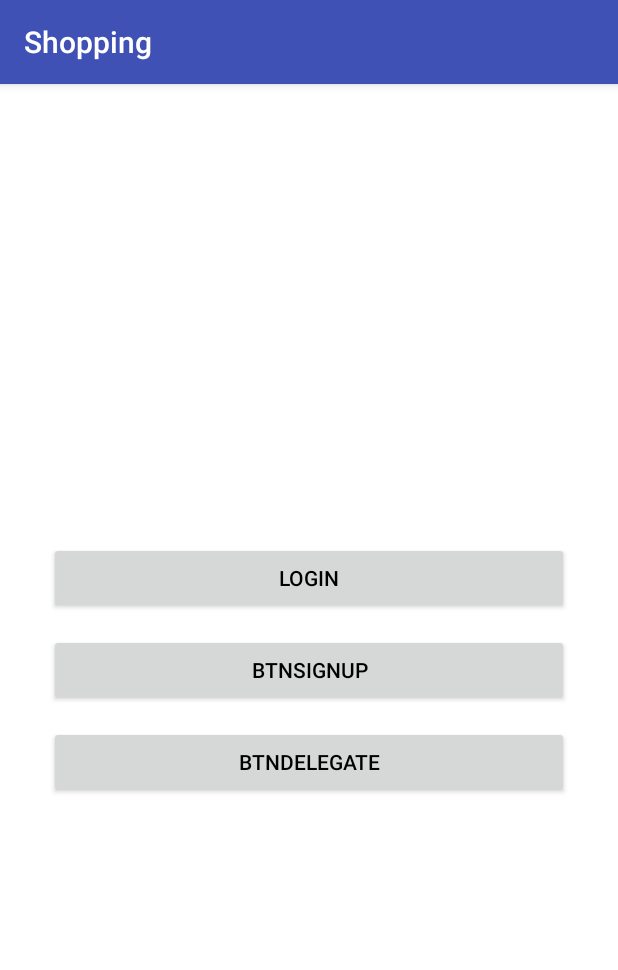
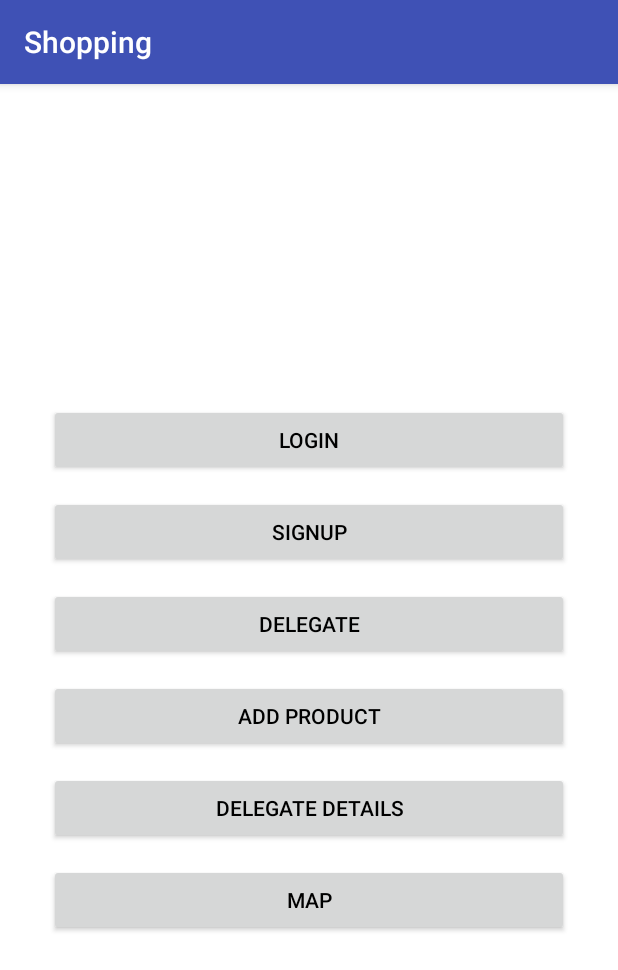
Before and after one commit to AndrewSamir/Shopping, an Android app: the screen it shows after launch (MainActivity), on a phone screen of 412 x 824 dp. Shown: the top 970 px of the screen. Run offline under Robolectric (Android 15) with nearby library versions, the light colour scheme and no system bars; our stand-ins replace ButterKnife, sdp/ssp sizes; libraries missing offline, so code that uses them is left out: com.mobsandgeeks.saripaar.

Commit message:
set all buttons in main activity

```diff
--- a/app/build.gradle
+++ b/app/build.gradle
@@ -20,6 +20,10 @@ android {
 }
 
 dependencies {
+
+    configurations {
+        all*.exclude group: 'com.android.support', module: 'support-v13'
+    }
     implementation fileTree(include: ['*.jar'], dir: 'libs')
 //    implementation 'com.android.support:support-media-compat:27.0.0'
     implementation 'com.android.support:support-v13:27.0.0'
--- a/app/src/main/AndroidManifest.xml
+++ b/app/src/main/AndroidManifest.xml
@@ -43,6 +43,10 @@
             android:label="@string/title_activity_register"
             android:theme="@style/AppTheme.NoActionBar" />
         <activity
+            android:name=".activities.LoginActivity"
+            android:label="@string/title_activity_register"
+            android:theme="@style/AppTheme.NoActionBar" />
+        <activity
             android:name=".activities.DelegateActivity"
             android:label="@string/title_activity_delegate"
             android:theme="@style/AppTheme.NoActionBar" />
--- a/app/src/main/java/com/solution/internet/shopping/activities/AddProductActivity.java
+++ b/app/src/main/java/com/solution/internet/shopping/activities/AddProductActivity.java
@@ -24,15 +24,15 @@ public class AddProductActivity extends AppCompatActivity implements HandleRetro
 
     //region views
 
-    @NotEmpty(messageResId = R.id.required)
+    @NotEmpty(messageResId = R.string.required)
     @BindView(R.id.tvAddProductTitle)
     EditText tvAddProductTitle;
 
-    @NotEmpty(messageResId = R.id.required)
+    @NotEmpty(messageResId = R.string.required)
     @BindView(R.id.tvAddProductPrice)
     EditText tvAddProductPrice;
 
-    @NotEmpty(messageResId = R.id.required)
+    @NotEmpty(messageResId = R.string.required)
     @BindView(R.id.tvAddProductContent)
     EditText tvAddProductContent;
 
--- a/app/src/main/java/com/solution/internet/shopping/activities/LoginActivity.java
+++ b/app/src/main/java/com/solution/internet/shopping/activities/LoginActivity.java
@@ -50,7 +50,7 @@ public class LoginActivity extends AppCompatActivity implements HandleRetrofitRe
     protected void onCreate(Bundle savedInstanceState)
     {
         super.onCreate(savedInstanceState);
-        setContentView(R.layout.activity_main);
+        setContentView(R.layout.activity_login);
 
         ButterKnife.bind(this);
         HandleCalls.getInstance(this).setonRespnseSucess(this);
--- a/app/src/main/res/layout/activity_main.xml
+++ b/app/src/main/res/layout/activity_main.xml
@@ -10,7 +10,7 @@
 
 
     <Button
-        android:id="@+id/btnLogin"
+        android:id="@+id/btnLoginMain"
         android:layout_width="match_parent"
         android:layout_height="wrap_content"
         android:layout_marginEnd="@dimen/_10sdp"
@@ -26,7 +26,7 @@
         android:layout_marginEnd="@dimen/_10sdp"
         android:layout_marginStart="@dimen/_10sdp"
         android:layout_marginTop="@dimen/_10sdp"
-        android:text="btnSignUp"
+        android:text="SignUp"
         android:textColor="@color/colorBlack" />
 
     <Button
@@ -36,7 +36,37 @@
         android:layout_marginEnd="@dimen/_10sdp"
         android:layout_marginStart="@dimen/_10sdp"
         android:layout_marginTop="@dimen/_10sdp"
-        android:text="btnDelegate"
+        android:text="Delegate"
+        android:textColor="@color/colorBlack" />
+
+    <Button
+        android:id="@+id/btnAddProduct"
+        android:layout_width="match_parent"
+        android:layout_height="wrap_content"
+        android:layout_marginEnd="@dimen/_10sdp"
+        android:layout_marginStart="@dimen/_10sdp"
+        android:layout_marginTop="@dimen/_10sdp"
+        android:text="add product"
+        android:textColor="@color/colorBlack" />
+
+    <Button
+        android:id="@+id/btnDelegateDetails"
+        android:layout_width="match_parent"
+        android:layout_height="wrap_content"
+        android:layout_marginEnd="@dimen/_10sdp"
+        android:layout_marginStart="@dimen/_10sdp"
+        android:layout_marginTop="@dimen/_10sdp"
+        android:text="Delegate Details"
+        android:textColor="@color/colorBlack" />
+
+    <Button
+        android:id="@+id/btnMap"
+        android:layout_width="match_parent"
+        android:layout_height="wrap_content"
+        android:layout_marginEnd="@dimen/_10sdp"
+        android:layout_marginStart="@dimen/_10sdp"
+        android:layout_marginTop="@dimen/_10sdp"
+        android:text="Map"
         android:textColor="@color/colorBlack" />
 
 </LinearLayout>
--- a/app/src/main/res/layout/content_register.xml
+++ b/app/src/main/res/layout/content_register.xml
@@ -5,7 +5,6 @@
     android:layout_width="match_parent"
     android:layout_height="match_parent"
     android:background="@color/colorWhite"
-    android:paddingBottom="@dimen/_20sdp"
     app:layout_behavior="@string/appbar_scrolling_view_behavior"
     tools:context=".activities.RegisterActivity"
     tools:showIn="@layout/activity_register">
@@ -166,17 +165,22 @@
             android:text="@string/agree_policy" />
 
         <LinearLayout
+            android:layout_marginBottom="@dimen/_10sdp"
             android:layout_width="match_parent"
+            android:layout_marginTop="@dimen/_5sdp"
+            android:gravity="center"
             android:layout_height="wrap_content"
             android:layoutDirection="rtl"
             android:orientation="horizontal">
 
             <TextView
+                android:layout_margin="@dimen/_5sdp"
                 android:layout_width="wrap_content"
                 android:layout_height="wrap_content"
                 android:text="@string/did_you_have_account" />
 
             <TextView
+                android:layout_margin="@dimen/_5sdp"
                 android:id="@+id/tvRegisterLogin"
                 android:layout_width="wrap_content"
                 android:layout_height="wrap_content"
--- a/app/src/main/res/values/ids.xml
+++ b/app/src/main/res/values/ids.xml
@@ -1,6 +1,3 @@
 <?xml version="1.0" encoding="utf-8"?>
 <resources>
-    <item name="required" type="id">هذا الحقل مطلوب</item>
-    <item name="correct_mail" type="id">أدخل بريد اليكتروني صحيح</item>
-    <item name="correct_password" type="id">كامة المرور غير متطابقة</item>
 </resources>
--- a/app/src/main/res/values/strings.xml
+++ b/app/src/main/res/values/strings.xml
@@ -28,4 +28,7 @@
     <string name="title_activity_add_product">AddProductActivity</string>
     <string name="title_activity_delegate_details">DelegateDetailsActivity</string>
     <string name="edit_details">تعديل بيانات</string>
+    <string name="required" >هذا الحقل مطلوب</string>
+    <string name="correct_mail" >أدخل بريد اليكتروني صحيح</string>
+    <string name="correct_password" >كامة المرور غير متطابقة</string>
 </resources>
```
Also changed, not shown: app/src/main/java/com/solution/internet/shopping/MainActivity.java (+19 -2 lines), app/src/main/java/com/solution/internet/shopping/activities/DelegateDetailsActivity.java (+53 -9 lines), app/src/main/java/com/solution/internet/shopping/activities/RegisterActivity.java (+10 -9 lines).
